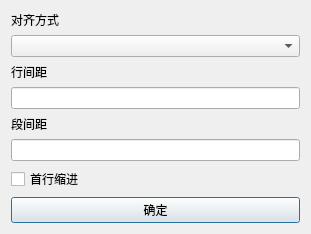
Qt form layout.ui (EnterpriseBCMe/OOP2020) before a commit.
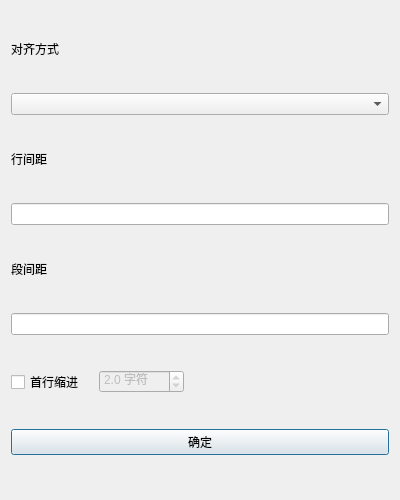
The same form after that commit.

Diff of the .ui file:
```diff
--- a/layout.ui
+++ b/layout.ui
@@ -6,18 +6,42 @@
    <rect>
     <x>0</x>
     <y>0</y>
-    <width>311</width>
-    <height>197</height>
+    <width>400</width>
+    <height>500</height>
    </rect>
   </property>
+  <property name="sizePolicy">
+   <sizepolicy hsizetype="Fixed" vsizetype="Fixed">
+    <horstretch>0</horstretch>
+    <verstretch>0</verstretch>
+   </sizepolicy>
+  </property>
+  <property name="minimumSize">
+   <size>
+    <width>400</width>
+    <height>500</height>
+   </size>
+  </property>
+  <property name="maximumSize">
+   <size>
+    <width>400</width>
+    <height>500</height>
+   </size>
+  </property>
   <property name="windowTitle">
    <string>Dialog</string>
   </property>
-  <layout class="QHBoxLayout" name="horizontalLayout">
+  <layout class="QHBoxLayout" name="horizontalLayout_2">
    <item>
     <layout class="QVBoxLayout" name="verticalLayout">
      <item>
       <widget class="QLabel" name="label">
+       <property name="sizePolicy">
+        <sizepolicy hsizetype="Fixed" vsizetype="Fixed">
+         <horstretch>0</horstretch>
+         <verstretch>0</verstretch>
+        </sizepolicy>
+       </property>
        <property name="text">
         <string>对齐方式</string>
        </property>
@@ -28,6 +52,12 @@
      </item>
      <item>
       <widget class="QLabel" name="label_2">
+       <property name="sizePolicy">
+        <sizepolicy hsizetype="Fixed" vsizetype="Fixed">
+         <horstretch>0</horstretch>
+         <verstretch>0</verstretch>
+        </sizepolicy>
+       </property>
        <property name="text">
         <string>行间距</string>
        </property>
@@ -38,6 +68,12 @@
      </item>
      <item>
       <widget class="QLabel" name="label_3">
+       <property name="sizePolicy">
+        <sizepolicy hsizetype="Fixed" vsizetype="Fixed">
+         <horstretch>0</horstretch>
+         <verstretch>0</verstretch>
+        </sizepolicy>
+       </property>
        <property name="text">
         <string>段间距</string>
        </property>
@@ -47,11 +83,50 @@
       <widget class="QLineEdit" name="le_margin"/>
      </item>
      <item>
-      <widget class="QCheckBox" name="firstLineIndent">
-       <property name="text">
-        <string>首行缩进</string>
-       </property>
-      </widget>
+      <layout class="QHBoxLayout" name="horizontalLayout" stretch="2,1,5">
+       <item>
+        <widget class="QCheckBox" name="firstLineIndent">
+         <property name="text">
+          <string>首行缩进</string>
+         </property>
+        </widget>
+       </item>
+       <item>
+        <widget class="QDoubleSpinBox" name="changeIndent">
+         <property name="enabled">
+          <bool>false</bool>
+         </property>
+         <property name="prefix">
+          <string/>
+         </property>
+         <property name="suffix">
+          <string> 字符</string>
+         </property>
+         <property name="decimals">
+          <number>1</number>
+         </property>
+         <property name="singleStep">
+          <double>0.500000000000000</double>
+         </property>
+         <property name="value">
+          <double>2.000000000000000</double>
+         </property>
+        </widget>
+       </item>
+       <item>
+        <spacer name="horizontalSpacer">
+         <property name="orientation">
+          <enum>Qt::Horizontal</enum>
+         </property>
+         <property name="sizeHint" stdset="0">
+          <size>
+           <width>40</width>
+           <height>20</height>
+          </size>
+         </property>
+        </spacer>
+       </item>
+      </layout>
      </item>
      <item>
       <widget class="QPushButton" name="accept">
```
